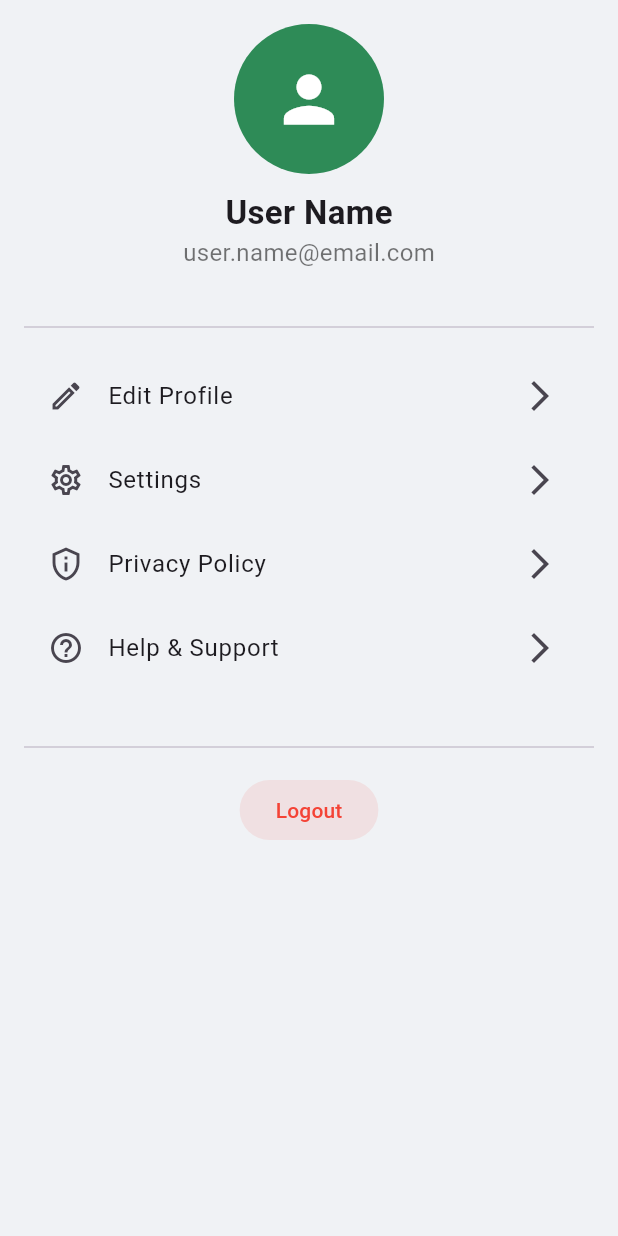
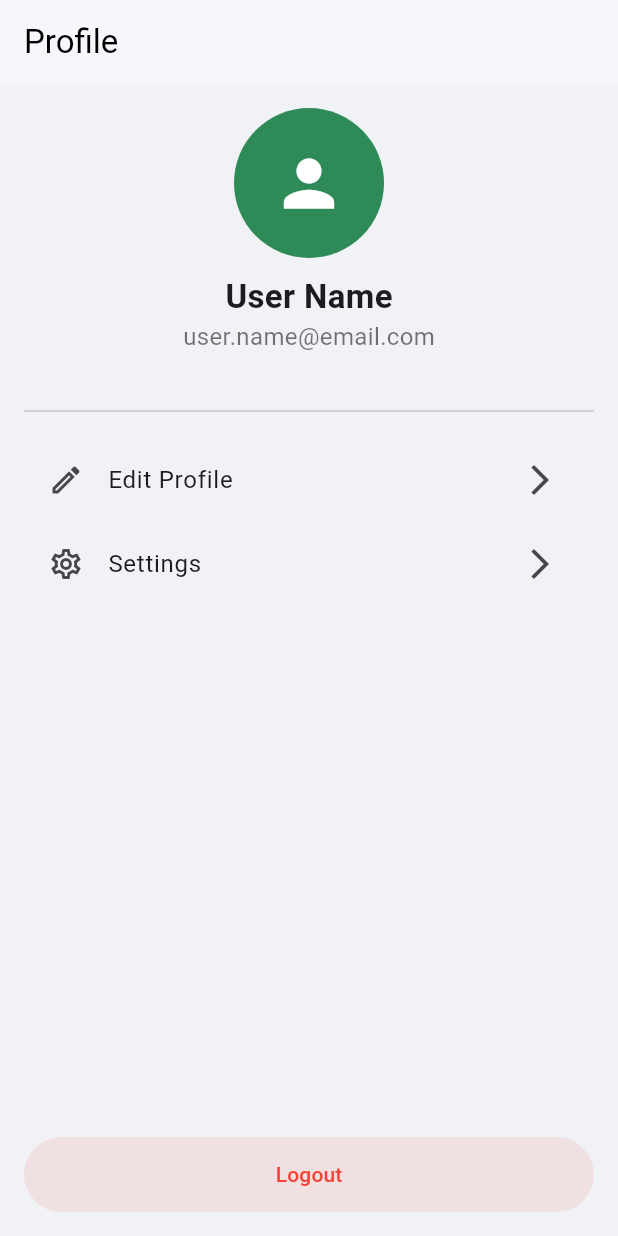
Before and after one commit to HASHILnk/medilingo, a Flutter app: the ProfileScreen screen opened directly, on a phone screen of 412 x 824 dp. Run offline on Flutter 3.47's test engine with Material 3 defaults, Android fonts, the phone set to English and light mode, and no system bars; our stand-ins replace dio, image_picker; network calls fail; Roboto replaces fonts that are missing (Poppins).

Commit message:
first commit

```diff
--- a/lib/history_screen.dart
+++ b/lib/history_screen.dart
@@ -22,7 +22,7 @@ class _HistoryScreenState extends State<HistoryScreen> {
 
   Future<List<dynamic>> _fetchHistory() async {
     try {
-      final response = await _dio.get('http://192.168.16.243:8000/api/history/');
+      final response = await _dio.get('http://192.168.1.2:8000/api/history/');
       return response.data;
     } catch (e) {
       print("Error fetching history: $e");
--- a/lib/profile_screen.dart
+++ b/lib/profile_screen.dart
@@ -1,107 +1,85 @@
 import 'package:flutter/material.dart';
+import 'package:provider/provider.dart';
+import '../user_provider.dart';
+import 'screens/welcome_screen.dart'; // Import to navigate on logout
 
 class ProfileScreen extends StatelessWidget {
   const ProfileScreen({super.key});
 
   @override
   Widget build(BuildContext context) {
+    final userProvider = Provider.of<UserProvider>(context);
+
     return Scaffold(
-      backgroundColor: const Color(0xFFF0F2F5), // Light grey background
-      body: ListView(
-        // ListView makes the content scrollable
+      backgroundColor: const Color(0xFFF0F2F5),
+      appBar: AppBar(
+        title: const Text('Profile'),
+        automaticallyImplyLeading: false,
+        backgroundColor: Colors.white,
+        elevation: 1,
+        foregroundColor: Colors.black,
+      ),
+      body: Padding(
         padding: const EdgeInsets.all(16.0),
+        // --- THE FIX: Replace ListView with a Column ---
+        child: Column(
+          // Center the content vertically
+          mainAxisAlignment: MainAxisAlignment.center,
           children: <Widget>[
             // SECTION 1: USER INFO
-          const Center(
-            child: Column(
-              children: [
-                CircleAvatar(
+            const CircleAvatar(
               radius: 50,
-                  backgroundColor: Color(0xFF2E8B57), // Soft Green
-                  child: Icon(
-                    Icons.person,
-                    size: 50,
-                    color: Colors.white,
+              backgroundColor: Color(0xFF2E8B57),
+              child: Icon(Icons.person, size: 50, color: Colors.white),
             ),
-                ),
-                SizedBox(height: 10),
+            const SizedBox(height: 10),
             Text(
-                  'User Name', // Placeholder for user's name
-                  style: TextStyle(
-                    fontSize: 22,
-                    fontWeight: FontWeight.bold,
-                  ),
+              userProvider.userName,
+              style: const TextStyle(fontSize: 22, fontWeight: FontWeight.bold),
             ),
             Text(
-                  'user.name@email.com', // Placeholder for user's email
-                  style: TextStyle(
-                    fontSize: 16,
-                    color: Colors.black54,
+              userProvider.userEmail,
+              style: const TextStyle(fontSize: 16, color: Colors.black54),
             ),
-                ),
-              ],
-            ),
-          ),
-
             const SizedBox(height: 30),
-          const Divider(), // A subtle line to separate sections
+            const Divider(),
             const SizedBox(height: 10),
 
             // SECTION 2: MENU LIST
-          // ListTile is a perfect widget for creating menu items
             ListTile(
               leading: const Icon(Icons.edit_outlined),
               title: const Text('Edit Profile'),
               trailing: const Icon(Icons.arrow_forward_ios),
-            onTap: () {
-              // TODO: Navigate to Edit Profile page
-            },
+              onTap: () {},
             ),
             ListTile(
               leading: const Icon(Icons.settings_outlined),
               title: const Text('Settings'),
               trailing: const Icon(Icons.arrow_forward_ios),
-            onTap: () {
-              // TODO: Navigate to Settings page
-            },
-          ),
-          ListTile(
-            leading: const Icon(Icons.privacy_tip_outlined),
-            title: const Text('Privacy Policy'),
-            trailing: const Icon(Icons.arrow_forward_ios),
-            onTap: () {
-              // TODO: Show Privacy Policy
-            },
-          ),
-          ListTile(
-            leading: const Icon(Icons.help_outline),
-            title: const Text('Help & Support'),
-            trailing: const Icon(Icons.arrow_forward_ios),
-            onTap: () {
-              // TODO: Navigate to Help page
-            },
+              onTap: () {},
             ),
 
-          const SizedBox(height: 30),
-          const Divider(),
-          const SizedBox(height: 10),
+            const Spacer(), // <-- This pushes the logout button to the bottom
 
             // SECTION 3: LOGOUT BUTTON
-          Center(
-            child: ElevatedButton(
+            ElevatedButton(
               style: ElevatedButton.styleFrom(
-                backgroundColor: Colors.red.withOpacity(0.1), // Light red
-                foregroundColor: Colors.red, // Text color
+                  backgroundColor: Colors.red.withOpacity(0.1),
+                  foregroundColor: Colors.red,
                   elevation: 0,
+                  minimumSize: const Size(double.infinity, 50) // Make button wider
               ),
               onPressed: () {
-                // TODO: Add logout functionality
+                Provider.of<UserProvider>(context, listen: false).logout();
+                Navigator.of(context).pushAndRemoveUntil(
+                  MaterialPageRoute(builder: (context) => const WelcomeScreen()),
+                      (Route<dynamic> route) => false,
+                );
               },
               child: const Text('Logout'),
             ),
-          ),
           ],
         ),
+      ),
     );
-  }
-}
+  }}
--- a/lib/scanning_screen.dart
+++ b/lib/scanning_screen.dart
@@ -33,7 +33,7 @@ class _ScanningScreenState extends State<ScanningScreen> {
 
     try {
       // Make sure this IP is correct for your network
-      final response = await dio.post('http://192.168.16.243:8000/api/analyze/', data: formData);
+      final response = await dio.post('http://192.168.1.2:8000/api/analyze/', data: formData);
 
       if (response.statusCode == 200 && mounted) {
 
--- /dev/null
+++ b/lib/user_provider.dart
@@ -0,0 +1,26 @@
+import 'package:flutter/material.dart';
+
+class UserProvider with ChangeNotifier {
+  String? _token;
+  String _userName = 'User Name';
+  String _userEmail = 'user.name@email.com';
+
+  String get userName => _userName;
+  String get userEmail => _userEmail;
+  String? get token => _token;
+  bool get isLoggedIn => _token != null;
+
+  void setUser(String name, String email, String token) {
+    _userName = name;
+    _userEmail = email;
+    _token = token;
+    notifyListeners(); // This tells the app that the user data has changed
+  }
+
+  void logout() {
+    _userName = 'User Name';
+    _userEmail = 'user.name@email.com';
+    _token = null;
+    notifyListeners();
+  }
+}
--- a/pubspec.yaml
+++ b/pubspec.yaml
@@ -15,6 +15,7 @@ dependencies:
   cupertino_icons: ^1.0.6
   dio: ^5.9.0
   intl: ^0.20.2
+  provider: ^6.1.5
 
 dev_dependencies:
   flutter_test:
```
Also changed, not shown: lib/home_screen.dart (+32 -16 lines), lib/main.dart (+12 -3 lines), lib/screens/signin_screen.dart (added, +166 -0 lines), lib/screens/signup_screen.dart (added, +170 -0 lines), lib/screens/welcome_screen.dart (added, +88 -0 lines), pubspec.lock, 7 other files. Lines whose indentation alone changed are shown as unchanged.
